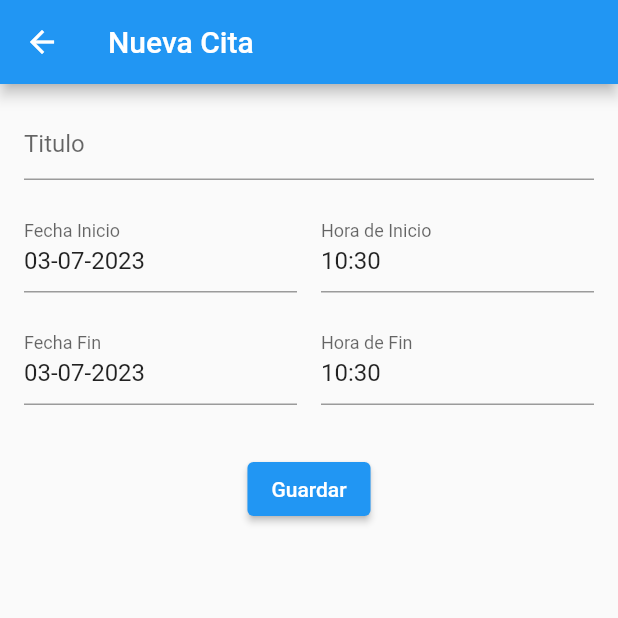
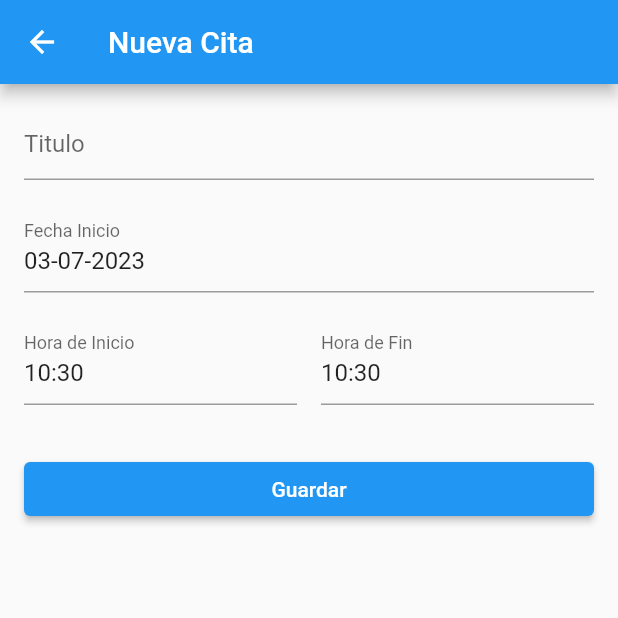
Before and after one commit to AlvaroMore/TFG-App_Prevencion_Suicidio, a Flutter app: the NuevaCita screen opened directly with empty values, on a phone screen of 412 x 824 dp, the top half of it. Run offline on Flutter 3.47's test engine with Material 2 defaults, Android fonts, the phone set to English and light mode, and no system bars; our stand-ins replace chewie, firebase_auth, firebase_core, firebase_database, firebase_messaging, firebase_storage and 3 more; missing offline and left inert: app_settings, flutter_ffmpeg; accounts and stored records are empty.

Commit message:
se quita seleccion de FechaFin

```diff
--- a/lib/modelos/nuevaCita.dart
+++ b/lib/modelos/nuevaCita.dart
@@ -126,6 +126,7 @@ class NuevaCitaState extends State<NuevaCita> {
       body: Padding(
         padding: EdgeInsets.all(16.0),
         child: Column(
+          crossAxisAlignment: CrossAxisAlignment.stretch,
           children: [
             TextField(
               controller: tituloController,
@@ -134,10 +135,7 @@ class NuevaCitaState extends State<NuevaCita> {
               ),
             ),
             SizedBox(height: 16.0),
-            Row(
-              children: [
-                Expanded(
-                  child: TextField(
+            TextField(
               readOnly: true,
               onTap: () async {
                 DateTime? pickedDate = await showDatePicker(
@@ -149,6 +147,13 @@ class NuevaCitaState extends State<NuevaCita> {
                 if (pickedDate != null) {
                   setState(() {
                     fechaInicio = pickedDate;
+                    fechaFin = DateTime(
+                      pickedDate.year,
+                      pickedDate.month,
+                      pickedDate.day,
+                      fechaFin.hour,
+                      fechaFin.minute,
+                    );
                   });
                 }
               },
@@ -159,8 +164,9 @@ class NuevaCitaState extends State<NuevaCita> {
                 text: fechaInicio != null ? dateFormat.format(fechaInicio) : '',
               ),
             ),
-                ),
-                SizedBox(width: 16.0),
+            SizedBox(height: 16.0),
+            Row(
+              children: [
                 Expanded(
                   child: TextField(
                     readOnly: true,
@@ -186,35 +192,6 @@ class NuevaCitaState extends State<NuevaCita> {
                     ),
                     controller: TextEditingController(
                       text: fechaInicio != null ? timeFormat.format(fechaInicio) : '',
-                    ),
-                  ),
-                ),
-              ],
-            ),
-            SizedBox(height: 16.0),
-            Row(
-              children: [
-                Expanded(
-                  child: TextField(
-                    readOnly: true,
-                    onTap: () async {
-                      DateTime? pickedDate = await showDatePicker(
-                        context: context,
-                        initialDate: DateTime.now(),
-                        firstDate: DateTime.now(),
-                        lastDate: DateTime(DateTime.now().year + 5),
-                      );
-                      if (pickedDate != null) {
-                        setState(() {
-                          fechaFin = pickedDate;
-                        });
-                      }
-                    },
-                    decoration: InputDecoration(
-                      labelText: 'Fecha Fin',
-                    ),
-                    controller: TextEditingController(
-                      text: fechaFin != null ? dateFormat.format(fechaFin) : '',
                     ),
                   ),
                 ),
@@ -250,8 +227,7 @@ class NuevaCitaState extends State<NuevaCita> {
               ],
             ),
             SizedBox(height: 16.0),
-            Center(
-              child: showUserDropdown
+            showUserDropdown
                 ? DropdownButton<String>(
                     value: selectedUser,
                     onChanged: (String? newValue) {
@@ -268,7 +244,6 @@ class NuevaCitaState extends State<NuevaCita> {
                     hint: Text('Seleccione un usuario'),
                   )
                 : SizedBox(),
-            ),
             SizedBox(height: 16.0),
             ElevatedButton(
               onPressed: guardarCita,
--- a/lib/paginas/media.dart
+++ b/lib/paginas/media.dart
@@ -31,7 +31,7 @@ class media extends StatelessWidget {
             SizedBox(height: 16),
             FolderButton(
               title: 'VIDEOS',
-              image: AssetImage('assets/imagenes.png'),
+              image: AssetImage('assets/videos.png'),
               onPressed: () {
                 Navigator.push(
                   context,
--- a/pubspec.yaml
+++ b/pubspec.yaml
@@ -73,6 +73,7 @@ dev_dependencies:
 flutter:
   assets:
     - assets/imagenes.png
+    - assets/videos.png
   # The following line ensures that the Material Icons font is
   # included with your application, so that you can use the icons in
   # the material Icons class.
```
Also changed, not shown: assets/videos.png (added), lib/paginas/calendario.dart (line endings or trailing spaces). Lines whose indentation alone changed are shown as unchanged.
